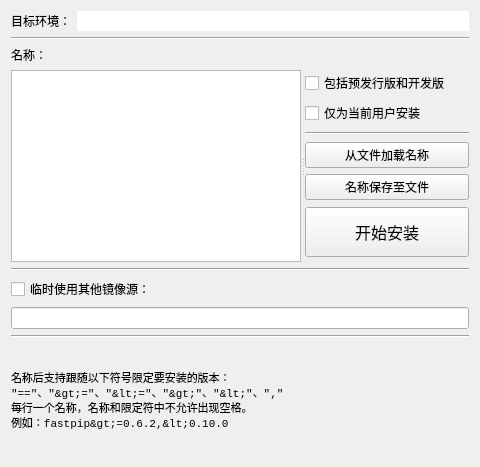
Old version of the form interface/install_package.ui in the repository hrpzcf/AwesomePyKit.
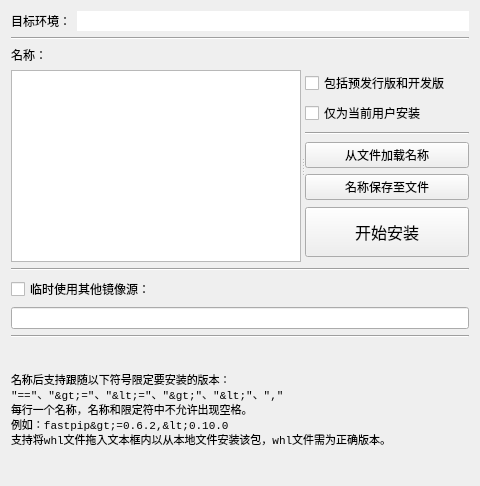
New version of the form.

Commit message: feat: 包管理器安装界面支持拖拽whl文件至文本框内安装

Patch:
```diff
--- a/interface/install_package.ui
+++ b/interface/install_package.ui
@@ -10,19 +10,19 @@
     <x>0</x>
     <y>0</y>
     <width>480</width>
-    <height>467</height>
+    <height>486</height>
    </rect>
   </property>
   <property name="minimumSize">
    <size>
     <width>480</width>
-    <height>467</height>
+    <height>486</height>
    </size>
   </property>
   <property name="maximumSize">
    <size>
     <width>480</width>
-    <height>467</height>
+    <height>486</height>
    </size>
   </property>
   <property name="font">
@@ -238,7 +238,8 @@
         <string>名称后支持跟随以下符号限定要安装的版本：
 &quot;==&quot;、&quot;&gt;=&quot;、&quot;&lt;=&quot;、&quot;&gt;&quot;、&quot;&lt;&quot;、&quot;,&quot;
 每行一个名称，名称和限定符中不允许出现空格。
-例如：fastpip&gt;=0.6.2,&lt;0.10.0</string>
+例如：fastpip&gt;=0.6.2,&lt;0.10.0
+支持将whl文件拖入文本框内以从本地文件安装该包，whl文件需为正确版本。</string>
        </property>
        <property name="wordWrap">
         <bool>true</bool>
```
Left out of the diff: 22 changed lines with no effect on the pictures. The commit also changes 2 other files.
